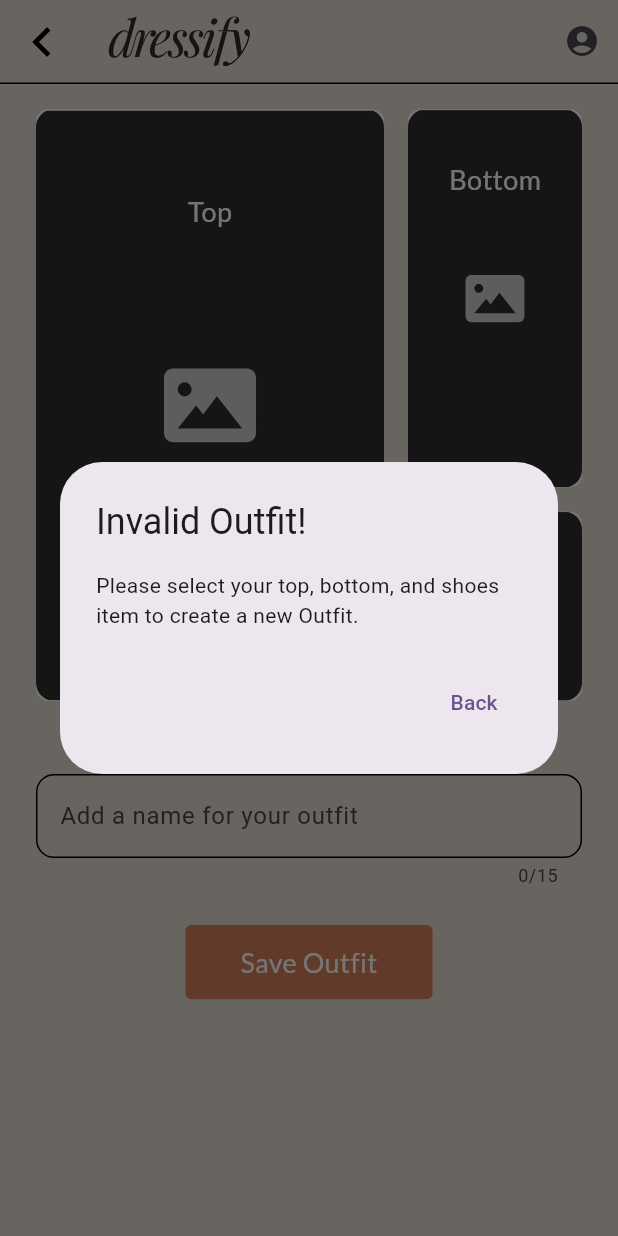
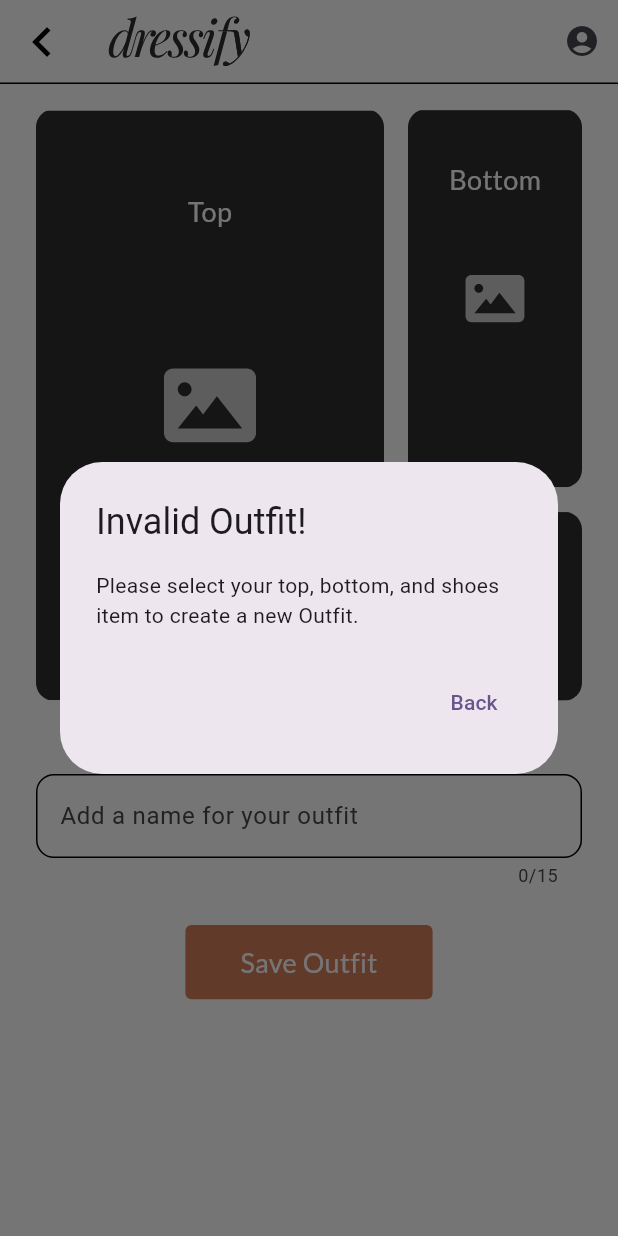
Before and after one commit to Stefania-P11/SWE-Project, a Flutter app: the CreateOutfitScreen screen opened directly, after a tap on "Save Outfit", on a phone screen of 412 x 824 dp. Run offline on Flutter 3.47's test engine with Material 3 defaults, Android fonts, the phone set to English and light mode, and no system bars; our stand-ins replace cloud_firestore, firebase_core, flutter_svg, geocoding, geolocator, google_fonts and 2 more; missing offline and left inert: geolocator_android, geolocator_apple; accounts and stored records are empty; project files that could hold a hidden picture were left out.

Commit message:
changed background color, create outfit_service and save new outfit for AI

```diff
--- a/lib/constants.dart
+++ b/lib/constants.dart
@@ -9,10 +9,10 @@ const String kUsername = 'dummy';
 
 // COLORS
 
-const Color kBackgroundColor = Color(0xFFE3DDD2);
+const Color kBackgroundColor = Color.fromARGB(255, 255, 255, 255);
 const Color kOvalShapeColor = Colors.white;
 const Color kButtonColor = Color(0xFF302D30);
-const Color kappBarColor = Color(0xFFE3DDD2);
+const Color kappBarColor = Color.fromARGB(255, 255, 255, 255);
 const Color konPressedColor = Color(0xFFD37F59);
 // TEXT STYLES
 
--- a/lib/screens/create_outfit_screen.dart
+++ b/lib/screens/create_outfit_screen.dart
@@ -8,6 +8,7 @@ import 'package:dressify_app/widgets/custom_button.dart';
 import 'package:dressify_app/services/firebase_service.dart';
 import 'package:dressify_app/models/outfit.dart';
 import 'package:dressify_app/models/item.dart';
+import 'package:dressify_app/services/outfit_service.dart';
 
 /// Screen for creating an outfit where users can select items and name their outfit.
 class CreateOutfitScreen extends StatefulWidget {
@@ -23,86 +24,85 @@ class _CreateOutfitScreenState extends State<CreateOutfitScreen> {
   String? bottomUrl;
   String? shoesUrl;
 
-  void _saveNewOutfit() {
-    if (topUrl == null || bottomUrl == null || shoesUrl == null) {
-      debugPrint(
-          'Please select your top, bottom and shoes to create an outfit.');
-      showDialog(
-        context: context,
-        builder: (BuildContext context) {
-          return AlertDialog(
-            title: const Text("Invalid Outfit!"),
-            content: const Text(
-                "Please select your top, bottom, and shoes item to create a new Outfit."),
-            actions: <Widget>[
-              TextButton(
-                onPressed: () {
-                  Navigator.of(context).pop(); // Dismiss the popup
-                },
-                child: const Text("Back"),
-              ),
-            ],
-          );
-        },
-      );
-      return;
-    }
-    // Convert the selected URLs to actual Item objects.
-    // (Assumes that you have a helper method to look up an Item by its URL.)
-    final Item? topItem = Item.getItemByUrl(topUrl!);
-    final Item? bottomItem = Item.getItemByUrl(bottomUrl!);
-    final Item? shoeItem = Item.getItemByUrl(shoesUrl!);
+  // void _saveNewOutfit() {
+  //   if (topUrl == null || bottomUrl == null || shoesUrl == null) {
+  //     debugPrint(
+  //         'Please select your top, bottom and shoes to create an outfit.');
+  //     showDialog(
+  //       context: context,
+  //       builder: (BuildContext context) {
+  //         return AlertDialog(
+  //           title: const Text("Invalid Outfit!"),
+  //           content: const Text(
+  //               "Please select your top, bottom, and shoes item to create a new Outfit."),
+  //           actions: <Widget>[
+  //             TextButton(
+  //               onPressed: () {
+  //                 Navigator.of(context).pop(); // Dismiss the popup
+  //               },
+  //               child: const Text("Back"),
+  //             ),
+  //           ],
+  //         );
+  //       },
+  //     );
+  //     return;
+  //   }
+  //   // Convert the selected URLs to actual Item objects.
+  //   // (Assumes that you have a helper method to look up an Item by its URL.)
+  //   final Item? topItem = Item.getItemByUrl(topUrl!);
+  //   final Item? bottomItem = Item.getItemByUrl(bottomUrl!);
+  //   final Item? shoeItem = Item.getItemByUrl(shoesUrl!);
 
-    if (topItem == null || bottomItem == null || shoeItem == null) {
-      debugPrint("Failed to retrieve one or more Items for the outfit.");
+  //   if (topItem == null || bottomItem == null || shoeItem == null) {
+  //     debugPrint("Failed to retrieve one or more Items for the outfit.");
 
-      return;
-    }
-    // Use the outfit name from the text field (or assign a default)
-    String label = outfitNameController.text.trim();
-    if (label.isEmpty) {
-      label = "Outfit ${Outfit.outfitList.length + 1}";
-    }
+  //     return;
+  //   }
+  //   // Use the outfit name from the text field (or assign a default)
+  //   String label = outfitNameController.text.trim();
+  //   if (label.isEmpty) {
+  //     label = "Outfit ${Outfit.outfitList.length + 1}";
+  //   }
 
-    // Generate an outfit ID; here, we simply use length+1 as an example.
-    int newId = Outfit.outfitList.length + 1;
-    debugPrint("NewId: \"$newId\" ");
-    // Set default values for times worn and weather
-    int timesWorn = 0;
-    List<String> weather = topItem
-        .weather; // Default assign weather for new outfit as top weather.
+  //   // Generate an outfit ID; here, we simply use length+1 as an example.
+  //   int newId = Outfit.outfitList.length + 1;
+  //   debugPrint("NewId: \"$newId\" ");
+  //   // Set default values for times worn and weather
+  //   int timesWorn = 0;
+  //   List<String> weather = topItem
+  //       .weather; // Default assign weather for new outfit as top weather.
 
-    // Save the outfit to Firestore and locally (assuming these methods are defined in your FirebaseService)
-    FirebaseService.addFirestoreOutfit(
-        label, newId, topItem, bottomItem, shoeItem, timesWorn, weather);
-    FirebaseService.addLocalOutfit(
-        label, newId, topItem, bottomItem, shoeItem, timesWorn, weather);
+  //   // Save the outfit to Firestore and locally (assuming these methods are defined in your FirebaseService)
+  //   FirebaseService.addFirestoreOutfit(
+  //       label, newId, topItem, bottomItem, shoeItem, timesWorn, weather);
+  //   FirebaseService.addLocalOutfit(
+  //       label, newId, topItem, bottomItem, shoeItem, timesWorn, weather);
 
-    debugPrint("Outfit saved successfully!");
+  //   debugPrint("Outfit saved successfully!");
 
-    Navigator.pop(context);
-    showDialog(
-      context: context,
-      builder: (BuildContext context) {
-        return AlertDialog(
-          title: const Text("Outfit saved successfully!"),
-          content: Text("Your new outfit \"$label\" is saved to your List."),
-          actions: <Widget>[
-            TextButton(
-              onPressed: () {
-                Navigator.of(context).pop(); // Dismiss the popup
-              },
-              child: const Text("OK"),
-            ),
-          ],
-        );
-      },
-    );
-  }
+  //   Navigator.pop(context);
+  //   showDialog(
+  //     context: context,
+  //     builder: (BuildContext context) {
+  //       return AlertDialog(
+  //         title: const Text("Outfit saved successfully!"),
+  //         content: Text("Your new outfit \"$label\" is saved to your List."),
+  //         actions: <Widget>[
+  //           TextButton(
+  //             onPressed: () {
+  //               Navigator.of(context).pop(); // Dismiss the popup
+  //             },
+  //             child: const Text("OK"),
+  //           ),
+  //         ],
+  //       );
+  //     },
+  //   );
+  // }
 
   // Controller to handle text input for the outfit name
   final TextEditingController outfitNameController = TextEditingController();
-
   @override
   Widget build(BuildContext context) {
     // Get screen width and height for responsive UI
@@ -255,7 +255,15 @@ class _CreateOutfitScreenState extends State<CreateOutfitScreen> {
             SizedBox(height: screenHeight * 0.03),
             //Add Save Button here!
             CustomButton(
-              onPressed: _saveNewOutfit,
+              onPressed: () async {
+                await saveNewOutfit(
+                  context: context,
+                  topUrl: topUrl,
+                  bottomUrl: bottomUrl,
+                  shoesUrl: shoesUrl,
+                  label: outfitNameController.text.trim(),
+                );
+              },
               text: 'Save Outfit',
             )
           ],
--- a/lib/screens/display_outfit_screen.dart
+++ b/lib/screens/display_outfit_screen.dart
@@ -4,6 +4,7 @@ import 'package:dressify_app/services/firebase_service.dart'; // Import Firebase
 import 'package:dressify_app/widgets/custom_app_bar.dart'; // Custom app bar
 import 'package:dressify_app/widgets/item_container.dart'; // Widget to display individual item in the outfit
 import 'package:flutter/material.dart'; // Flutter Material components
+import 'package:dressify_app/services/outfit_service.dart';
 
 /// OutfitSuggestionScreen - Displays a suggested outfit
 /// Features:
@@ -200,9 +201,18 @@ class _OutfitSuggestionScreenState extends State<OutfitSuggestionScreen> {
                         isFavorite ? Icons.favorite : Icons.favorite_border,
                         color: isFavorite ? Colors.red : Colors.black,
                       ),
-                      onPressed: () {
-                        setState(() => isFavorite = !isFavorite);
-                        // TODO: Show popup for naming and saving favorite
+                      // onPressed: () {
+                      //   setState(() => isFavorite = !isFavorite);
+                      //   // TODO: Show popup for naming and saving favorite
+                      // },
+                      onPressed: () async {
+                        await saveNewOutfit(
+                            context: context,
+                            topUrl: widget.outfit?.topItem.url,
+                            bottomUrl: widget.outfit?.bottomItem.url,
+                            shoesUrl: widget.outfit?.shoeItem.url,
+                            //Auto assign the name for new outfit
+                            label: "Outfit ${Outfit.outfitList.length + 1}");
                       },
                     ),
 
@@ -233,75 +243,6 @@ class _OutfitSuggestionScreenState extends State<OutfitSuggestionScreen> {
           ],
         ),
       ),
-
-      // Padding(
-      //           padding:
-      //               const EdgeInsets.symmetric(horizontal: 16.0, vertical: 8.8),
-      //           child: Column(children: [
-      //             Row(
-      //               crossAxisAlignment: CrossAxisAlignment.stretch,
-      //               children: [
-      //                 // Left side: Top item (full height)
-      //                 Expanded(
-      //                   flex: 2,
-      //                   child: Container(
-      //                     decoration: BoxDecoration(
-      //                       color: Colors.white, // Your background color
-      //                       borderRadius: BorderRadius.circular(
-      //                           8), // Optional rounded corners
-      //                     ),
-      //                     child: //addTop
-      //                         outfitItem("Top", screenWidth,
-      //                             imageUrl: widget.outfit?.topItem.url),
-      //                   ),
-      //                 ),
-
-      //                 // Horizontal spacing between Top and the right column
-      //                 const SizedBox(width: 16),
-
-      //                 // Right side: Column with Bottom and Shoes
-      //                 Expanded(
-      //                   flex: 1,
-      //                   child: Column(
-      //                     crossAxisAlignment: CrossAxisAlignment.stretch,
-      //                     children: [
-      //                       // Bottom item with flex 2
-      //                       Expanded(
-      //                         flex: 2,
-      //                         child: Container(
-      //                           decoration: BoxDecoration(
-      //                             color: Colors.white, // Your background color
-      //                             borderRadius: BorderRadius.circular(
-      //                                 8), // Optional rounded corners
-      //                           ),
-      //                           child: //add here
-      //                               outfitItem("Bottom", screenWidth,
-      //                                   imageUrl: widget.outfit?.bottomItem.url),
-      //                         ),
-      //                       ),
-
-      //                       // Vertical spacing between Bottom and Shoes
-      //                       const SizedBox(height: 16),
-
-      //                       // Shoes item as a square box using AspectRatio
-      //                       Expanded(
-      //                         flex: 1,
-      //                         child: Container(
-      //                           decoration: BoxDecoration(
-      //                             color: Colors.white, // Your background color
-      //                             borderRadius: BorderRadius.circular(
-      //                                 8), // Optional rounded corners
-      //                           ),
-      //                           child: //add here
-      //                               outfitItem("Shoes", screenWidth,
-      //                                   imageUrl: widget.outfit?.shoeItem.url),
-      //                         ),
-      //                       ),
-      //                     ],
-      //                   ),
-      //                 ),
-      //               ],
-      //             ),
     ); // Spacer
   }
 }
--- /dev/null
+++ b/lib/services/outfit_service.dart
@@ -0,0 +1,102 @@
+import 'package:flutter/material.dart';
+import 'package:dressify_app/services/firebase_service.dart';
+import 'package:dressify_app/models/item.dart';
+import 'package:dressify_app/models/outfit.dart';
+
+Future<void> saveNewOutfit({
+  required BuildContext context,
+  required String? topUrl,
+  required String? bottomUrl,
+  required String? shoesUrl,
+  required String label,
+}) async {
+  // Validate that all URLs are provided.
+  if (topUrl == null || bottomUrl == null || shoesUrl == null) {
+    debugPrint('Please select your top, bottom and shoes to create an outfit.');
+    showDialog(
+      context: context,
+      builder: (BuildContext context) {
+        return AlertDialog(
+          title: const Text("Invalid Outfit!"),
+          content: const Text(
+              "Please select your top, bottom, and shoes item to create a new Outfit."),
+          actions: <Widget>[
+            TextButton(
+              onPressed: () {
+                Navigator.of(context).pop(); // Dismiss the popup
+              },
+              child: const Text("Back"),
+            ),
+          ],
+        );
+      },
+    );
+    return;
+  }
+
+  // Convert URLs to actual Item objects.
+  final Item? topItem = Item.getItemByUrl(topUrl);
+  final Item? bottomItem = Item.getItemByUrl(bottomUrl);
+  final Item? shoeItem = Item.getItemByUrl(shoesUrl);
+
+  if (topItem == null || bottomItem == null || shoeItem == null) {
+    debugPrint("Failed to retrieve one or more Items for the outfit.");
+    // Optionally, add user feedback here.
+    return;
+  }
+
+  // Use the outfit name from the text field, or assign a default.
+  final String outfitLabel =
+      label.isEmpty ? "Outfit ${Outfit.outfitList.length + 1}" : label;
+
+  // Generate an outfit ID; here, we simply use length+1 as an example.
+  int newId = Outfit.outfitList.length + 1;
+  debugPrint("NewId: \"$newId\"");
+
+  // Set default values for times worn and weather.
+  int timesWorn = 0;
+  List<String> weather = topItem.weather; // Default weather based on top item.
+
+  // Save the outfit to Firestore and locally.
+  await FirebaseService.addFirestoreOutfit(
+    outfitLabel,
+    newId,
+    topItem,
+    bottomItem,
+    shoeItem,
+    timesWorn,
+    weather,
+  );
+  await FirebaseService.addLocalOutfit(
+    outfitLabel,
+    newId,
+    topItem,
+    bottomItem,
+    shoeItem,
+    timesWorn,
+    weather,
+  );
+
+  debugPrint("Outfit saved successfully!");
+
+  // Pop the current screen, then show a success dialog.
+  Navigator.pop(context);
+  showDialog(
+    context: context,
+    builder: (BuildContext context) {
+      return AlertDialog(
+        title: const Text("Outfit saved successfully!"),
+        content:
+            Text("Your new outfit \"$outfitLabel\" is saved to your List."),
+        actions: <Widget>[
+          TextButton(
+            onPressed: () {
+              Navigator.of(context).pop(); // Dismiss the popup
+            },
+            child: const Text("OK"),
+          ),
+        ],
+      );
+    },
+  );
+}
```
Also changed, not shown: lib/models/outfit.dart (+4 -6 lines).
